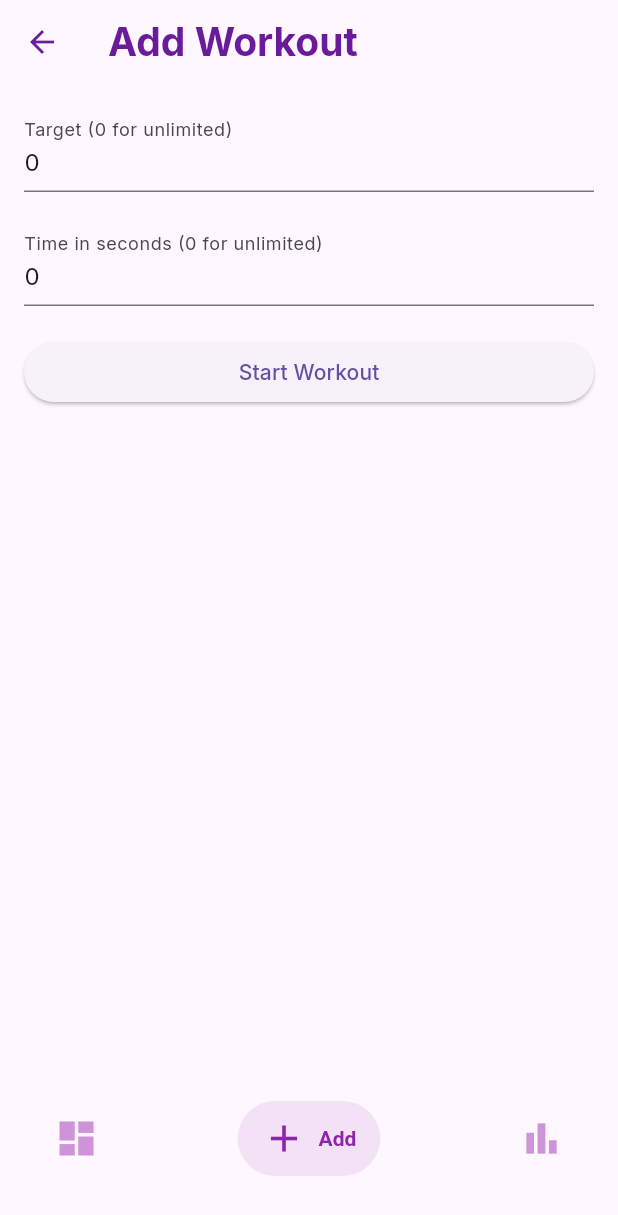
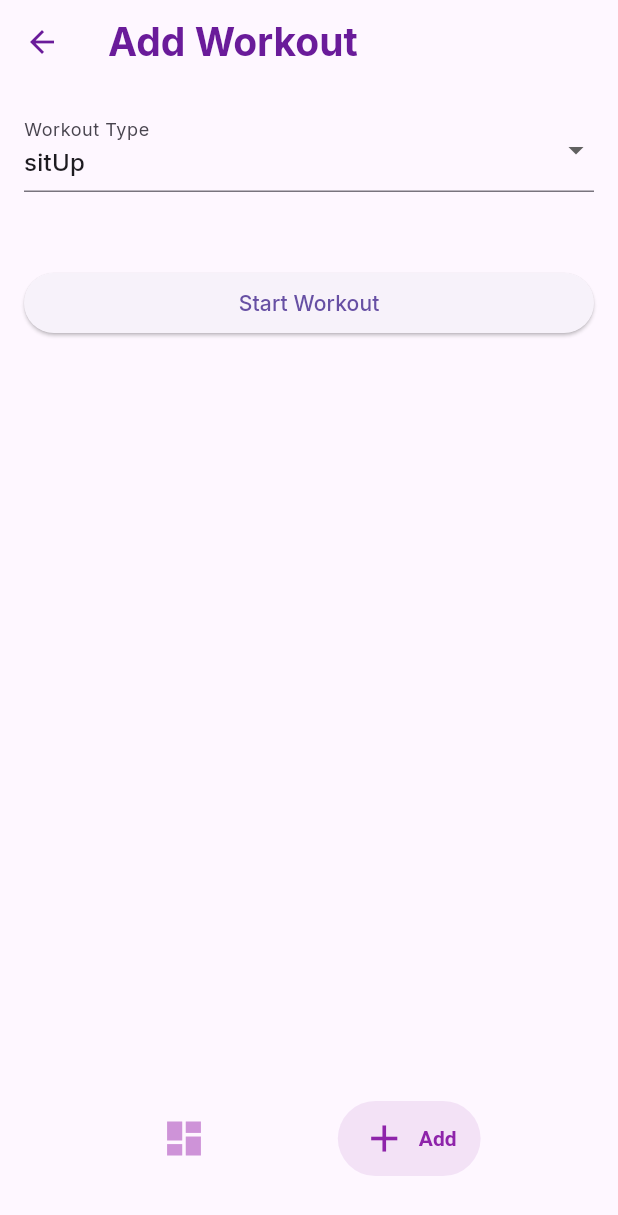
Before and after one commit to rocklyve/workout-counter, a Flutter app: the AddWorkoutPage screen opened by its route, on a phone screen of 412 x 824 dp. Shown: the top 1215 px of the screen. Run offline on Flutter 3.47's test engine with Material 3 defaults, Android fonts, the phone set to English and light mode, and no system bars; drawn by our look-alikes of salomon_bottom_bar; our stand-ins replace animated_flip_counter, auto_route, equatable, fl_chart, flutter_bloc, freezed_annotation and 2 more; missing offline and left inert: flutter_reactive_ble, reactive_ble_platform_interface.

Commit message:
Add workout types

```diff
--- a/workout_counter/lib/domain/blocs/workoutTracker/workout_tracker_state.dart
+++ b/workout_counter/lib/domain/blocs/workoutTracker/workout_tracker_state.dart
@@ -5,6 +5,6 @@ part 'workout_tracker_state.freezed.dart';
 @freezed
 class WorkoutTrackerState with _$WorkoutTrackerState {
   const factory WorkoutTrackerState.initial() = WorkoutTrackerStateInitial;
-  const factory WorkoutTrackerState.counting({required int pushUpCounter}) = WorkoutTrackerStateCounting;
+  const factory WorkoutTrackerState.counting({required int exerciseCounter}) = WorkoutTrackerStateCounting;
   const factory WorkoutTrackerState.error(String message) = WorkoutTrackerStateError;
 }
--- /dev/null
+++ b/workout_counter/lib/domain/models/workout_type.dart
@@ -0,0 +1,4 @@
+enum WorkoutType {
+  pushUp,
+  sitUp,
+}
--- a/workout_counter/lib/ui/pages/add_workout_page.dart
+++ b/workout_counter/lib/ui/pages/add_workout_page.dart
@@ -6,6 +6,7 @@ import 'package:workout_counter/routing/router.dart';
 import '../../domain/blocs/bluetoothConnector/bluetooth_connection_cubit.dart';
 import '../../domain/blocs/bluetoothConnector/bluetooth_connection_state.dart';
 import '../../domain/blocs/workoutTracker/workout_tracker_cubit.dart';
+import '../../domain/models/workout_type.dart';
 import '../widgets/custom_app_bar.dart';
 
 @RoutePage()
@@ -17,15 +18,16 @@ class AddWorkoutPage extends StatefulWidget {
 }
 
 class _AddWorkoutPageState extends State<AddWorkoutPage> {
+  final _formKey = GlobalKey<FormState>();
+  final List<WorkoutType> _workoutType = [WorkoutType.sitUp, WorkoutType.pushUp];
+
+  WorkoutType? _selectedWorkoutType;
+
   @override
-  void dispose() {
-    super.dispose();
+  void initState() {
+    super.initState();
+    _selectedWorkoutType = _workoutType.first; // Default to the first workout type
   }
-
-  final _formKey = GlobalKey<FormState>();
-  String _workoutType = "Pushups";
-  int _target = 0;
-  int _time = 0;
 
   void _startWorkout() {
     if (_formKey.currentState!.validate()) {
@@ -33,10 +35,8 @@ class _AddWorkoutPageState extends State<AddWorkoutPage> {
 
       var bleState = context.read<BluetoothConnectionCubit>().state;
       if (bleState is BluetoothConnectionStateConnected || bleState is BluetoothConnectionStateDataReceived) {
-        print('Starting workout with type $_workoutType, target $_target, time $_time');
-
         // call WorkoutTrackerCubit function to start workout
-        context.read<WorkoutTrackerCubit>().startCounting();
+        context.read<WorkoutTrackerCubit>().startCounting(_selectedWorkoutType!);
 
         context.router.push(const WorkoutTrackerRoute());
       } else {
@@ -45,6 +45,11 @@ class _AddWorkoutPageState extends State<AddWorkoutPage> {
         context.router.push(const BluetoothConnectionRoute());
       }
     }
+  }
+
+  @override
+  void dispose() {
+    super.dispose();
   }
 
   @override
@@ -58,20 +63,20 @@ class _AddWorkoutPageState extends State<AddWorkoutPage> {
           child: Column(
             crossAxisAlignment: CrossAxisAlignment.stretch,
             children: [
-              TextFormField(
-                decoration: const InputDecoration(labelText: 'Target (0 for unlimited)'),
-                keyboardType: TextInputType.number,
-                initialValue: '0',
-                onSaved: (value) => _target = int.parse(value ?? '0'),
+              DropdownButtonFormField<WorkoutType>(
+                value: _selectedWorkoutType,
+                decoration: const InputDecoration(labelText: 'Workout Type'),
+                onChanged: (WorkoutType? newValue) {
+                  _selectedWorkoutType = newValue;
+                },
+                items: _workoutType.map<DropdownMenuItem<WorkoutType>>((WorkoutType value) {
+                  return DropdownMenuItem<WorkoutType>(
+                    value: value,
+                    child: Text(value.toString().split('.').last),
+                  );
+                }).toList(),
               ),
-              const SizedBox(height: 20),
-              TextFormField(
-                decoration: const InputDecoration(labelText: 'Time in seconds (0 for unlimited)'),
-                keyboardType: TextInputType.number,
-                initialValue: '0',
-                onSaved: (value) => _time = int.parse(value ?? '0'),
-              ),
-              const SizedBox(height: 20),
+              const SizedBox(height: 50),
               ElevatedButton(
                 onPressed: _startWorkout,
                 child: const Text('Start Workout'),
--- a/workout_counter/lib/ui/pages/base_page.dart
+++ b/workout_counter/lib/ui/pages/base_page.dart
@@ -20,7 +20,7 @@ class _BasePageState extends State<BasePage> {
         HomeRoute(),
         // FeedRoute(),
         AddWorkoutRoute(),
-        StatsRoute(),
+        // StatsRoute(),
         // ProfileRoute(),
       ],
       bottomNavigationBuilder: (_, tabsRouter) {
@@ -50,15 +50,15 @@ class _BasePageState extends State<BasePage> {
               ),
               title: const Text('Add'),
             ),
-            SalomonBottomBarItem(
-              selectedColor: Colors.purple[600],
-              unselectedColor: Colors.purple[200],
-              icon: const Icon(
-                Icons.bar_chart,
-                size: 30,
-              ),
-              title: const Text('Stats'),
-            ),
+            // SalomonBottomBarItem(
+            //   selectedColor: Colors.purple[600],
+            //   unselectedColor: Colors.purple[200],
+            //   icon: const Icon(
+            //     Icons.bar_chart,
+            //     size: 30,
+            //   ),
+            //   title: const Text('Stats'),
+            // ),
           ],
         );
       },
--- a/workout_counter/lib/ui/pages/workout_tracker_page.dart
+++ b/workout_counter/lib/ui/pages/workout_tracker_page.dart
@@ -91,7 +91,7 @@ class _WorkoutTrackerPageState extends State<WorkoutTrackerPage> {
                 children: [
                   AnimatedFlipCounter(
                     duration: const Duration(milliseconds: 300),
-                    value: state.pushUpCounter,
+                    value: state.exerciseCounter,
                     textStyle: TextStyle(
                       fontWeight: FontWeight.bold,
                       fontSize: 120,
```
Also changed, not shown: workout_counter/lib/domain/blocs/workoutTracker/workout_tracker_cubit.dart (+55 -14 lines), workout_counter/lib/ui/pages/home_page.dart (+41 -0 lines), workout_counter/lib/domain/blocs/workoutTracker/workout_tracker_state.freezed.dart.
